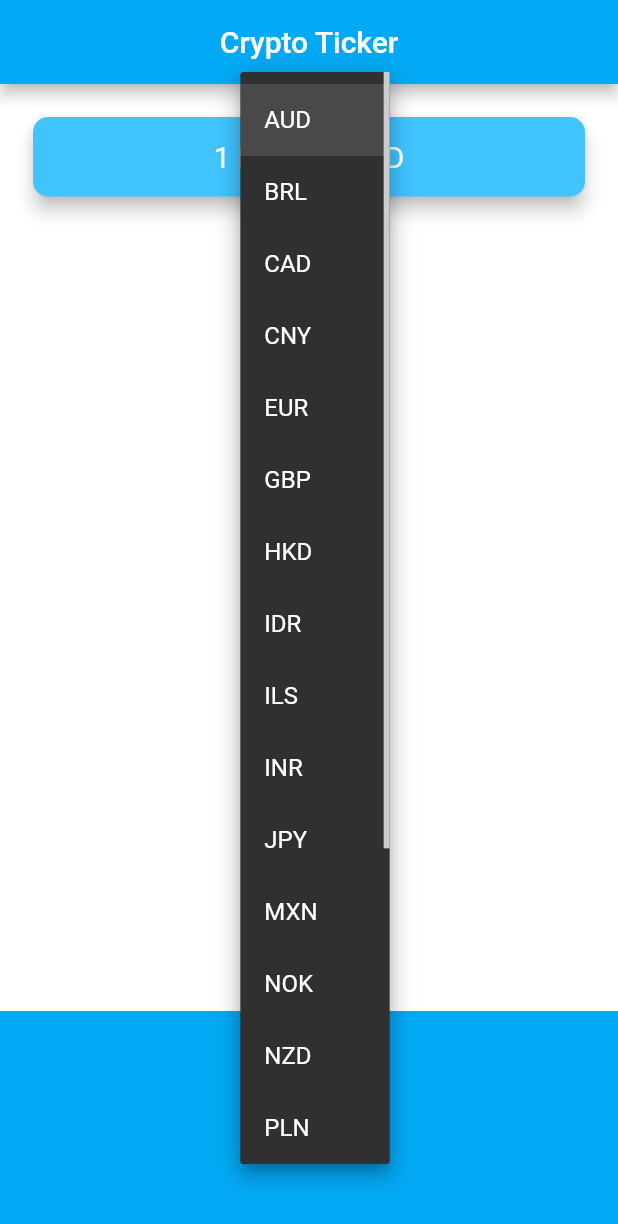
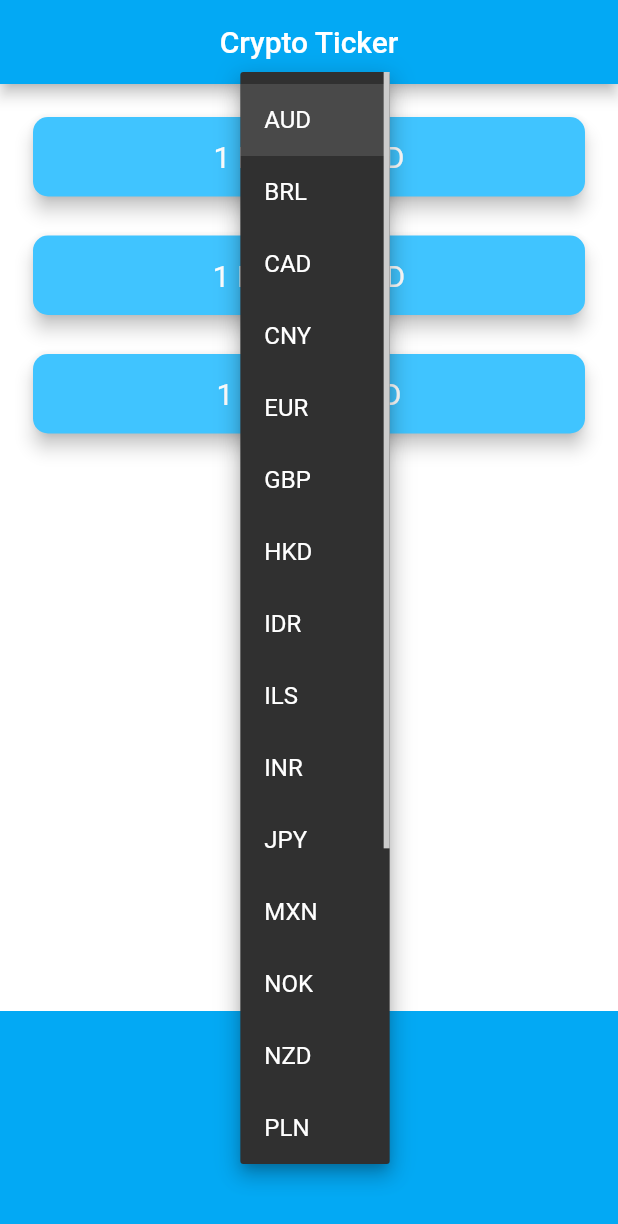
Before and after one commit to singh-harish/Crypto_Ticker, a Flutter app: the screen it shows after launch, after a tap on "AUD", on a phone screen of 412 x 824 dp. Shown: the top 1224 px of the screen. Run offline on Flutter 3.47's test engine with Material 2 defaults, Android fonts, the phone set to English and light mode, and no system bars; network calls fail.

Commit message:
Coins Added

```diff
--- a/lib/coin_data.dart
+++ b/lib/coin_data.dart
@@ -1,4 +1,3 @@
-//2. Import the required packages.
 import 'dart:convert';
 import 'package:http/http.dart' as http;
 
@@ -36,18 +35,21 @@ const coinAPIURL = 'https://rest.coinapi.io/v1/exchangerate';
 const apiKey = 'AA24E4DE-1DCE-4922-8E59-752256AC5AC1';
 
 class CoinData {
-  //TODO 3: Update getCoinData to take the selectedCurrency as an input.
   Future getCoinData(String? selectedeCurrency) async {
-    //TODO 4: Update the URL to use the selectedCurrency input.
-    String requestURL = '$coinAPIURL/BTC/$selectedeCurrency?apikey=$apiKey';
+    Map<String, String>? cryptoPrices = {};
+    for (String crypto in cryptoList) {
+      String requestURL =
+          '$coinAPIURL/$crypto/$selectedeCurrency?apikey=$apiKey';
       http.Response response = await http.get(Uri.parse(requestURL));
       if (response.statusCode == 200) {
         var decodedData = jsonDecode(response.body);
         var lastPrice = decodedData['rate'];
-      return lastPrice;
+        cryptoPrices[crypto] = lastPrice.toStringAsFixed(0);
       } else {
         print(response.statusCode);
         throw 'Problem with the get request';
       }
     }
+    return cryptoPrices;
   }
+}
--- a/lib/price_screen.dart
+++ b/lib/price_screen.dart
@@ -53,13 +53,16 @@ class _PriceScreenState extends State<PriceScreen> {
     );
   }
 
-  String bitcoinValue = '?';
+  Map<String, String> coinValues = {};
+  bool iswaiting = false;
 
   void getData() async {
+    iswaiting=true;
     try {
-      double data = await CoinData().getCoinData(selectedCurrency);
+      var data = await CoinData().getCoinData(selectedCurrency);
+      iswaiting=false;
       setState(() {
-        bitcoinValue = data.toStringAsFixed(0);
+        coinValues = data;
       });
     } catch (e) {
       print(e);
@@ -83,26 +86,25 @@ class _PriceScreenState extends State<PriceScreen> {
         mainAxisAlignment: MainAxisAlignment.spaceBetween,
         crossAxisAlignment: CrossAxisAlignment.stretch,
         children: <Widget>[
-          Padding(
-            padding: EdgeInsets.fromLTRB(18.0, 18.0, 18.0, 0),
-            child: Card(
-              color: Colors.lightBlueAccent,
-              elevation: 5.0,
-              shape: RoundedRectangleBorder(
-                borderRadius: BorderRadius.circular(10.0),
+          Column(
+            crossAxisAlignment: CrossAxisAlignment.stretch,
+            children: <Widget>[
+              CryptoCard(
+                cryptoCurrency: 'BTC',
+                value: iswaiting ? '?' : coinValues['BTC'],
+                selectedCurrency: selectedCurrency,
               ),
-              child: Padding(
-                padding: EdgeInsets.symmetric(vertical: 15.0, horizontal: 28.0),
-                child: Text(
-                  '1 BTC = $bitcoinValue $selectedCurrency',
-                  textAlign: TextAlign.center,
-                  style: TextStyle(
-                    fontSize: 20.0,
-                    color: Colors.white,
-                  ),
-                ),
+              CryptoCard(
+                cryptoCurrency: 'ETH',
+                value: iswaiting ? '?' : coinValues['ETH'],
+                selectedCurrency: selectedCurrency,
               ),
-            ),
+              CryptoCard(
+                cryptoCurrency: 'LTC',
+                value: iswaiting ? '?' : coinValues['LTC'],
+                selectedCurrency: selectedCurrency,
+              ),
+            ],
           ),
           Container(
             height: 150.0,
@@ -116,3 +118,36 @@ class _PriceScreenState extends State<PriceScreen> {
     );
   }
 }
+
+class CryptoCard extends StatelessWidget {
+  const CryptoCard({this.value, this.cryptoCurrency, this.selectedCurrency});
+
+  final String? value;
+  final String? selectedCurrency;
+  final String? cryptoCurrency;
+
+  @override
+  Widget build(BuildContext context) {
+    return Padding(
+      padding: EdgeInsets.fromLTRB(18.0, 18.0, 18.0, 0),
+      child: Card(
+        color: Colors.lightBlueAccent,
+        elevation: 5.0,
+        shape: RoundedRectangleBorder(
+          borderRadius: BorderRadius.circular(10.0),
+        ),
+        child: Padding(
+          padding: EdgeInsets.symmetric(vertical: 15.0, horizontal: 28.0),
+          child: Text(
+            '1 $cryptoCurrency = $value $selectedCurrency',
+            textAlign: TextAlign.center,
+            style: TextStyle(
+              fontSize: 20.0,
+              color: Colors.white,
+            ),
+          ),
+        ),
+      ),
+    );
+  }
+}
--- a/pubspec.yaml
+++ b/pubspec.yaml
@@ -34,6 +34,7 @@ dependencies:
   # The following adds the Cupertino Icons font to your application.
   # Use with the CupertinoIcons class for iOS style icons.
   cupertino_icons: ^1.0.2
+  http: ^0.13.3
 
 dev_dependencies:
   flutter_test:
```
Also changed, not shown: pubspec.lock. Lines whose indentation alone changed are shown as unchanged.
